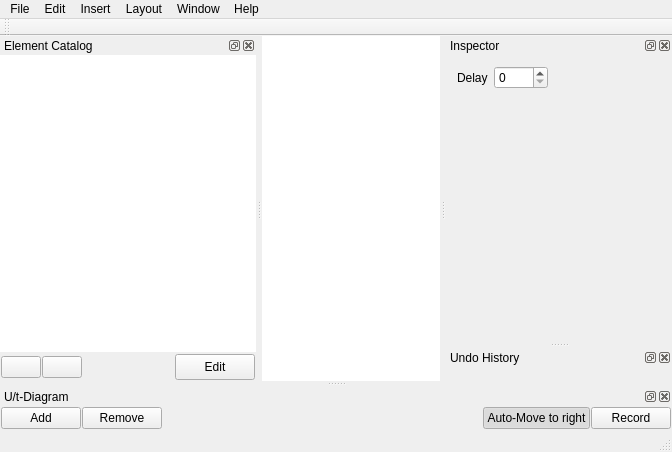
This is src/widgets/mainwindow.ui in narrowtux/Gatter as Qt 5 draws it before an edit. The edited form follows.
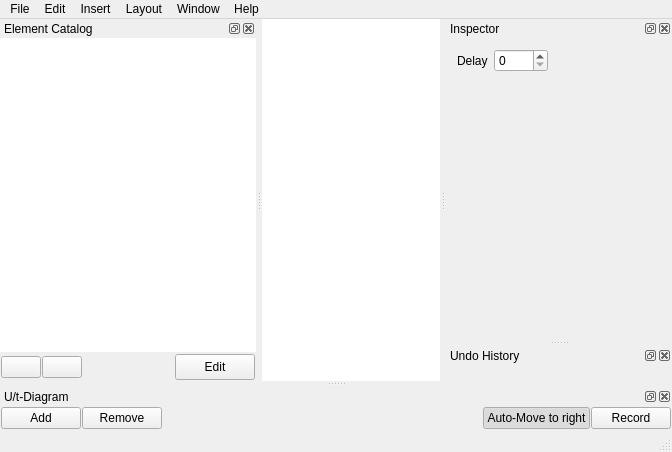
This is the edited form. Icons and pictures are not drawn. Custom widgets are drawn as their Qt base class.

What changed in the file:
```diff
--- a/src/widgets/mainwindow.ui
+++ b/src/widgets/mainwindow.ui
@@ -161,20 +161,6 @@
    <addaction name="menuWindow"/>
    <addaction name="menuHelp"/>
   </widget>
-  <widget class="QToolBar" name="mainToolBar">
-   <property name="windowTitle">
-    <string>Main Toolbar</string>
-   </property>
-   <property name="floatable">
-    <bool>true</bool>
-   </property>
-   <attribute name="toolBarArea">
-    <enum>TopToolBarArea</enum>
-   </attribute>
-   <attribute name="toolBarBreak">
-    <bool>false</bool>
-   </attribute>
-  </widget>
   <widget class="QStatusBar" name="statusBar"/>
   <widget class="QDockWidget" name="dockInspector">
    <property name="minimumSize">
@@ -223,7 +209,7 @@
           <x>0</x>
           <y>0</y>
           <width>226</width>
-          <height>258</height>
+          <height>269</height>
          </rect>
         </property>
         <layout class="QVBoxLayout" name="verticalLayout_3">
```
Left out of the diff: 3 changed lines with no effect on the pictures.
